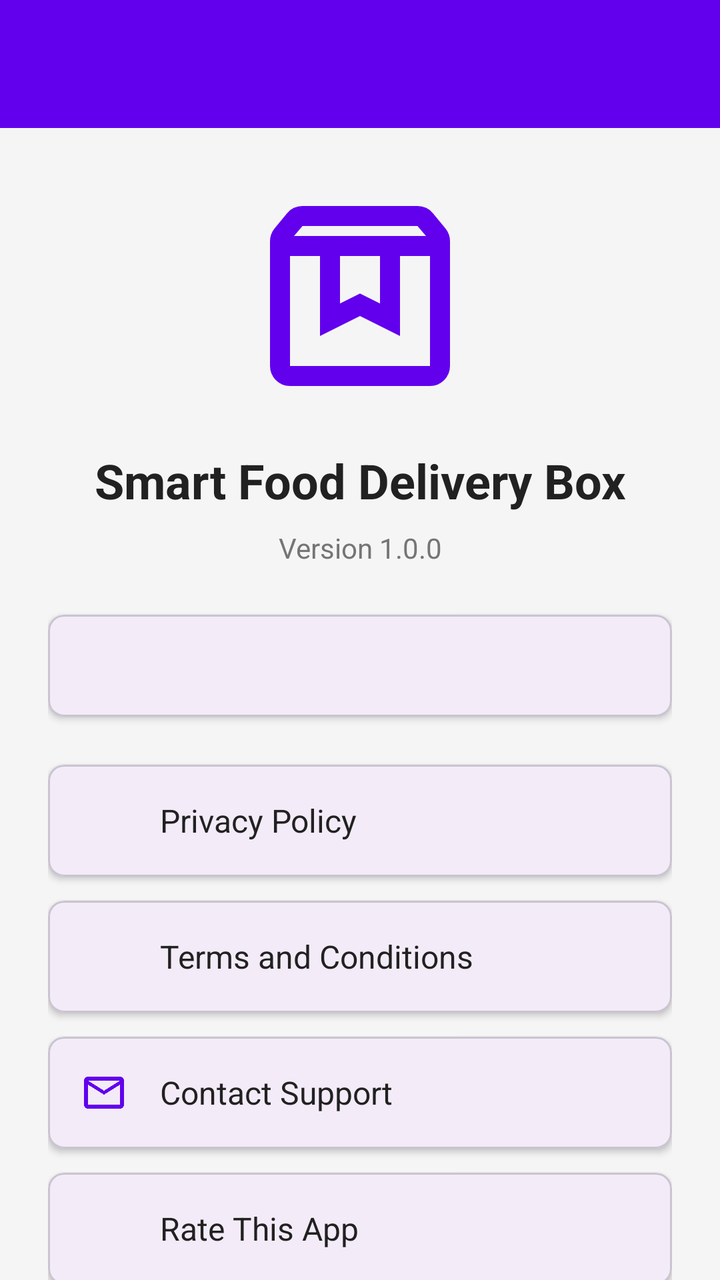
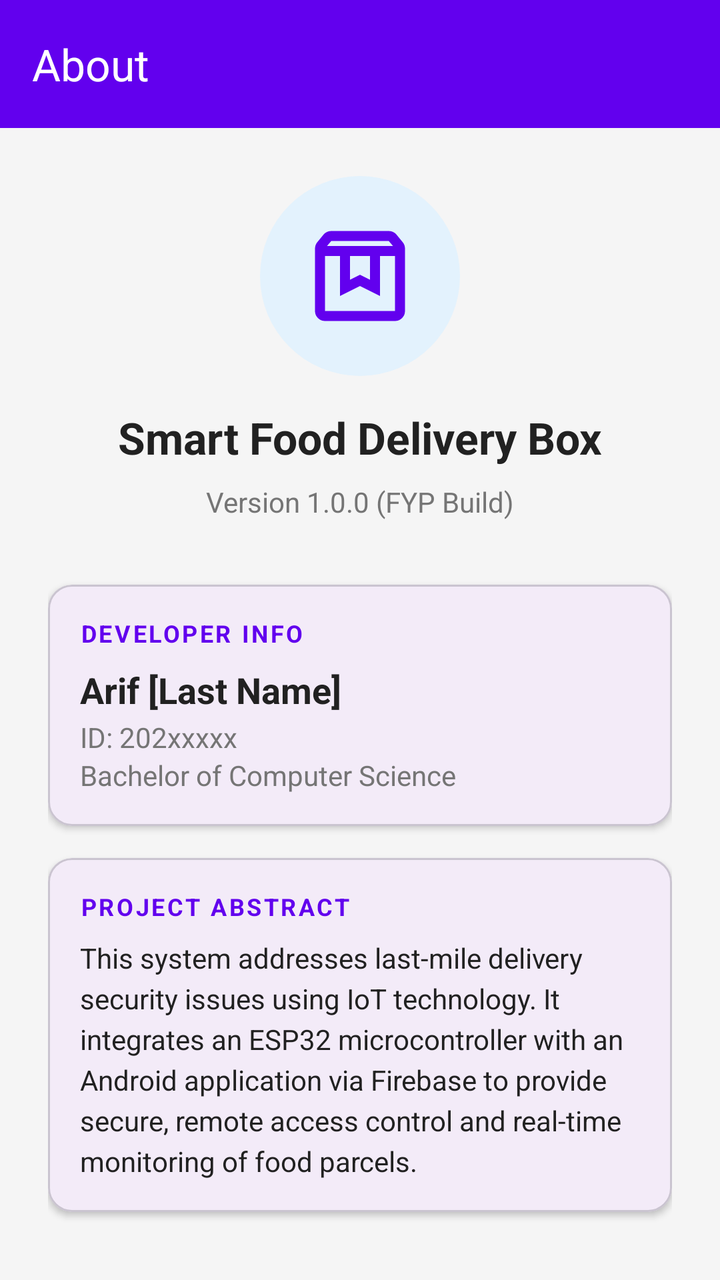

Two renders of the same Android screen: before a commit and after it. Below are the layout's source before the change and the commit's diff.
<!-- AndroidManifest.xml: application theme Theme.SmartFoodDeliveryBox -->
<!-- res/layout/activity_about.xml -->
<?xml version="1.0" encoding="utf-8"?>
<androidx.coordinatorlayout.widget.CoordinatorLayout
    xmlns:android="http://schemas.android.com/apk/res/android"
    xmlns:app="http://schemas.android.com/apk/res-auto"
    android:layout_width="match_parent"
    android:layout_height="match_parent"
    android:background="@color/background">

    <com.google.android.material.appbar.AppBarLayout
        android:layout_width="match_parent"
        android:layout_height="wrap_content">

        <com.google.android.material.appbar.MaterialToolbar
            android:id="@+id/toolbar"
            android:layout_width="match_parent"
            android:layout_height="?attr/actionBarSize"
            android:background="@color/primary"
            android:elevation="4dp"
            app:titleTextColor="@android:color/white"
            app:navigationIconTint="@android:color/white" />

    </com.google.android.material.appbar.AppBarLayout>

    <androidx.core.widget.NestedScrollView
        android:layout_width="match_parent"
        android:layout_height="match_parent"
        app:layout_behavior="@string/appbar_scrolling_view_behavior">

        <LinearLayout
            android:layout_width="match_parent"
            android:layout_height="wrap_content"
            android:orientation="vertical"
            android:padding="24dp">

            
            <ImageView
                android:layout_width="120dp"
                android:layout_height="120dp"
                android:layout_gravity="center_horizontal"
                android:src="@drawable/ic_box"
                android:contentDescription="App Logo"
                app:tint="@color/primary"
                android:layout_marginBottom="16dp" />

            <TextView
                android:layout_width="match_parent"
                android:layout_height="wrap_content"
                android:text="Smart Food Delivery Box"
                android:textSize="24sp"
                android:textStyle="bold"
                android:textColor="@color/text_primary"
                android:gravity="center"
                android:layout_marginBottom="8dp" />

            <TextView
                android:id="@+id/tvVersion"
                android:layout_width="match_parent"
                android:layout_height="wrap_content"
                android:text="Version 1.0.0"
                android:textSize="14sp"
                android:textColor="@color/text_secondary"
                android:gravity="center"
                android:layout_marginBottom="24dp" />

            
            <com.google.android.material.card.MaterialCardView
                android:layout_width="match_parent"
                android:layout_height="wrap_content"
                android:layout_marginBottom="24dp"
                app:cardElevation="2dp"
                app:cardCornerRadius="8dp">

                <TextView
                    android:id="@+id/tvDescription"
                    android:layout_width="match_parent"
                    android:layout_height="wrap_content"
                    android:padding="16dp"
                    android:textSize="14sp"
                    android:textColor="@color/text_primary"
                    android:lineSpacingExtra="4dp" />

            </com.google.android.material.card.MaterialCardView>

            
            <com.google.android.material.card.MaterialCardView
                android:id="@+id/cardPrivacy"
                android:layout_width="match_parent"
                android:layout_height="wrap_content"
                android:layout_marginBottom="12dp"
                android:clickable="true"
                android:focusable="true"
                android:foreground="?attr/selectableItemBackground"
                app:cardElevation="2dp"
                app:cardCornerRadius="8dp">

                <LinearLayout
                    android:layout_width="match_parent"
                    android:layout_height="wrap_content"
                    android:orientation="horizontal"
                    android:padding="16dp"
                    android:gravity="center_vertical">

                    <ImageView
                        android:layout_width="24dp"
                        android:layout_height="24dp"

                        app:tint="@color/primary" />

                    <TextView
                        android:layout_width="0dp"
                        android:layout_height="wrap_content"
                        android:layout_weight="1"
                        android:layout_marginStart="16dp"
                        android:text="Privacy Policy"
                        android:textSize="16sp"
                        android:textColor="@color/text_primary" />

                    <ImageView
                        android:layout_width="20dp"
                        android:layout_height="20dp"

                        app:tint="@color/text_secondary" />

                </LinearLayout>

            </com.google.android.material.card.MaterialCardView>

            
            <com.google.android.material.card.MaterialCardView
                android:id="@+id/cardTerms"
                android:layout_width="match_parent"
                android:layout_height="wrap_content"
                android:layout_marginBottom="12dp"
                android:clickable="true"
                android:focusable="true"
                android:foreground="?attr/selectableItemBackground"
                app:cardElevation="2dp"
                app:cardCornerRadius="8dp">

                <LinearLayout
                    android:layout_width="match_parent"
                    android:layout_height="wrap_content"
                    android:orientation="horizontal"
                    android:padding="16dp"
                    android:gravity="center_vertical">

                    <ImageView
                        android:layout_width="24dp"
                        android:layout_height="24dp"

                        app:tint="@color/primary" />

                    <TextView
                        android:layout_width="0dp"
                        android:layout_height="wrap_content"
                        android:layout_weight="1"
                        android:layout_marginStart="16dp"
                        android:text="Terms and Conditions"
                        android:textSize="16sp"
                        android:textColor="@color/text_primary" />

                    <ImageView
                        android:layout_width="20dp"
                        android:layout_height="20dp"

                        app:tint="@color/text_secondary" />

                </LinearLayout>

            </com.google.android.material.card.MaterialCardView>

            
            <com.google.android.material.card.MaterialCardView
                android:id="@+id/cardContact"
                android:layout_width="match_parent"
                android:layout_height="wrap_content"
                android:layout_marginBottom="12dp"
                android:clickable="true"
                android:focusable="true"
                android:foreground="?attr/selectableItemBackground"
                app:cardElevation="2dp"
                app:cardCornerRadius="8dp">

                <LinearLayout
                    android:layout_width="match_parent"
                    android:layout_height="wrap_content"
                    android:orientation="horizontal"
                    android:padding="16dp"
                    android:gravity="center_vertical">

                    <ImageView
                        android:layout_width="24dp"
                        android:layout_height="24dp"
                        android:src="@drawable/ic_email"
                        app:tint="@color/primary" />

                    <TextView
                        android:layout_width="0dp"
                        android:layout_height="wrap_content"
                        android:layout_weight="1"
                        android:layout_marginStart="16dp"
                        android:text="Contact Support"
                        android:textSize="16sp"
                        android:textColor="@color/text_primary" />

                    <ImageView
                        android:layout_width="20dp"
                        android:layout_height="20dp"

                        app:tint="@color/text_secondary" />

                </LinearLayout>

            </com.google.android.material.card.MaterialCardView>

            
            <com.google.android.material.card.MaterialCardView
                android:id="@+id/cardRate"
                android:layout_width="match_parent"
                android:layout_height="wrap_content"
                android:layout_marginBottom="24dp"
                android:clickable="true"
                android:focusable="true"
                android:foreground="?attr/selectableItemBackground"
                app:cardElevation="2dp"
                app:cardCornerRadius="8dp">

                <LinearLayout
                    android:layout_width="match_parent"
                    android:layout_height="wrap_content"
                    android:orientation="horizontal"
                    android:padding="16dp"
                    android:gravity="center_vertical">

                    <ImageView
                        android:layout_width="24dp"
                        android:layout_height="24dp"

                        app:tint="@color/primary" />

                    <TextView
                        android:layout_width="0dp"
                        android:layout_height="wrap_content"
                        android:layout_weight="1"
                        android:layout_marginStart="16dp"
                        android:text="Rate This App"
                        android:textSize="16sp"
                        android:textColor="@color/text_primary" />

                    <ImageView
                        android:layout_width="20dp"
                        android:layout_height="20dp"

                        app:tint="@color/text_secondary" />

                </LinearLayout>

            </com.google.android.material.card.MaterialCardView>

            
            <TextView
                android:layout_width="match_parent"
                android:layout_height="wrap_content"
                android:text="© 2025 Smart Food Delivery Box\nAll rights reserved"
                android:textSize="12sp"
                android:textColor="@color/text_secondary"
                android:gravity="center"
                android:layout_marginTop="16dp" />

        </LinearLayout>

    </androidx.core.widget.NestedScrollView>

</androidx.coordinatorlayout.widget.CoordinatorLayout>
<!-- resources referenced by this layout -->
<resources>
  <color name="background">#F5F5F5</color>
  <color name="primary">#FF6200EE</color>
  <color name="text_primary">#212121</color>
  <color name="text_secondary">#757575</color>
  <!-- drawable ic_box (drawable) -->
  <vector xmlns:android="http://schemas.android.com/apk/res/android"
      android:width="24dp"
      android:height="24dp"
      android:viewportWidth="960"
      android:viewportHeight="960">
    <path
        android:pathData="M200,320v440h560v-440L640,320v320l-160,-80 -160,80v-320L200,320ZM200,840q-33,0 -56.5,-23.5T120,760v-499q0,-14 4.5,-27t13.5,-24l50,-61q11,-14 27.5,-21.5T250,120h460q18,0 34.5,7.5T772,149l50,61q9,11 13.5,24t4.5,27v499q0,33 -23.5,56.5T760,840L200,840ZM216,240h528l-34,-40L250,200l-34,40ZM400,320v190l80,-40 80,40v-190L400,320ZM200,320h560,-560Z"
        android:fillColor="#e3e3e3"/>
  </vector>
  <!-- drawable ic_email (drawable) -->
  <vector xmlns:android="http://schemas.android.com/apk/res/android"
      android:width="24dp"
      android:height="24dp"
      android:viewportWidth="960"
      android:viewportHeight="960">
    <path
        android:pathData="M160,800q-33,0 -56.5,-23.5T80,720v-480q0,-33 23.5,-56.5T160,160h640q33,0 56.5,23.5T880,240v480q0,33 -23.5,56.5T800,800L160,800ZM480,520L160,320v400h640v-400L480,520ZM480,440 L800,240L160,240l320,200ZM160,320v-80,480 -400Z"
        android:fillColor="#e3e3e3"/>
  </vector>
  <style name="Theme.SmartFoodDeliveryBox" parent="Base.Theme.SmartFoodDeliveryBox" />
  <style name="Base.Theme.SmartFoodDeliveryBox" parent="Theme.Material3.DayNight.NoActionBar">
          
          
      </style>
</resources>

<!-- the commit's change to res/layout/activity_about.xml (unified diff, before → after) -->
@@ -16,6 +16,7 @@
             android:layout_height="?attr/actionBarSize"
             android:background="@color/primary"
             android:elevation="4dp"
+            app:title="About"
             app:titleTextColor="@android:color/white"
             app:navigationIconTint="@android:color/white" />
 
@@ -30,23 +31,27 @@
             android:layout_width="match_parent"
             android:layout_height="wrap_content"
             android:orientation="vertical"
-            android:padding="24dp">
+            android:padding="24dp"
+            android:gravity="center_horizontal">
 
             
             <ImageView
-                android:layout_width="120dp"
-                android:layout_height="120dp"
+                android:layout_width="100dp"
+                android:layout_height="100dp"
                 android:layout_gravity="center_horizontal"
                 android:src="@drawable/ic_box"
                 android:contentDescription="App Logo"
                 app:tint="@color/primary"
+                android:background="@drawable/circle_background"
+                android:backgroundTint="#E3F2FD"
+                android:padding="20dp"
                 android:layout_marginBottom="16dp" />
 
             <TextView
                 android:layout_width="match_parent"
                 android:layout_height="wrap_content"
                 android:text="Smart Food Delivery Box"
-                android:textSize="24sp"
+                android:textSize="22sp"
                 android:textStyle="bold"
                 android:textColor="@color/text_primary"
                 android:gravity="center"
@@ -56,212 +61,101 @@
                 android:id="@+id/tvVersion"
                 android:layout_width="match_parent"
                 android:layout_height="wrap_content"
-                android:text="Version 1.0.0"
+                android:text="Version 1.0.0 (FYP Build)"
                 android:textSize="14sp"
                 android:textColor="@color/text_secondary"
                 android:gravity="center"
-                android:layout_marginBottom="24dp" />
+                android:layout_marginBottom="32dp" />
+
+            
+            <com.google.android.material.card.MaterialCardView
+                android:layout_width="match_parent"
+                android:layout_height="wrap_content"
+                android:layout_marginBottom="16dp"
+                app:cardCornerRadius="12dp"
+                app:cardElevation="2dp">
+
+                <LinearLayout
+                    android:layout_width="match_parent"
+                    android:layout_height="wrap_content"
+                    android:orientation="vertical"
+                    android:padding="16dp">
+
+                    <TextView
+                        android:layout_width="wrap_content"
+                        android:layout_height="wrap_content"
+                        android:text="DEVELOPER INFO"
+                        android:textSize="12sp"
+                        android:textColor="@color/primary"
+                        android:textStyle="bold"
+                        android:letterSpacing="0.1"/>
+
+                    <TextView
+                        android:layout_width="wrap_content"
+                        android:layout_height="wrap_content"
+                        android:text="Arif [Last Name]"
+                        android:textSize="18sp"
+                        android:textStyle="bold"
+                        android:textColor="@color/text_primary"
+                        android:layout_marginTop="8dp"/>
+
+                    <TextView
+                        android:layout_width="wrap_content"
+                        android:layout_height="wrap_content"
+                        android:text="ID: 202xxxxx"
+                        android:textSize="14sp"
+                        android:textColor="@color/text_secondary"
+                        android:layout_marginTop="2dp"/>
+
+                    <TextView
+                        android:layout_width="wrap_content"
+                        android:layout_height="wrap_content"
+                        android:text="Bachelor of Computer Science"
+                        android:textSize="14sp"
+                        android:textColor="@color/text_secondary"/>
+                </LinearLayout>
+            </com.google.android.material.card.MaterialCardView>
 
             
             <com.google.android.material.card.MaterialCardView
                 android:layout_width="match_parent"
                 android:layout_height="wrap_content"
                 android:layout_marginBottom="24dp"
-                app:cardElevation="2dp"
-                app:cardCornerRadius="8dp">
-
-                <TextView
-                    android:id="@+id/tvDescription"
-                    android:layout_width="match_parent"
-                    android:layout_height="wrap_content"
-                    android:padding="16dp"
-                    android:textSize="14sp"
-                    android:textColor="@color/text_primary"
-                    android:lineSpacingExtra="4dp" />
-
-            </com.google.android.material.card.MaterialCardView>
-
-            
-            <com.google.android.material.card.MaterialCardView
-                android:id="@+id/cardPrivacy"
-                android:layout_width="match_parent"
-                android:layout_height="wrap_content"
-                android:layout_marginBottom="12dp"
-                android:clickable="true"
-                android:focusable="true"
-                android:foreground="?attr/selectableItemBackground"
-                app:cardElevation="2dp"
-                app:cardCornerRadius="8dp">
+                app:cardCornerRadius="12dp"
+                app:cardElevation="2dp">
 
                 <LinearLayout
                     android:layout_width="match_parent"
                     android:layout_height="wrap_content"
-                    android:orientation="horizontal"
-                    android:padding="16dp"
-                    android:gravity="center_vertical">
-
-                    <ImageView
-                        android:layout_width="24dp"
-                        android:layout_height="24dp"
-
-                        app:tint="@color/primary" />
+                    android:orientation="vertical"
+                    android:padding="16dp">
 
                     <TextView
-                        android:layout_width="0dp"
+                        android:layout_width="wrap_content"
                         android:layout_height="wrap_content"
-                        android:layout_weight="1"
-                        android:layout_marginStart="16dp"
-                        android:text="Privacy Policy"
-                        android:textSize="16sp"
-                        android:textColor="@color/text_primary" />
-
-                    <ImageView
-                        android:layout_width="20dp"
-                        android:layout_height="20dp"
-
-                        app:tint="@color/text_secondary" />
-
-                </LinearLayout>
-
-            </com.google.android.material.card.MaterialCardView>
-
-            
-            <com.google.android.material.card.MaterialCardView
-                android:id="@+id/cardTerms"
-                android:layout_width="match_parent"
-                android:layout_height="wrap_content"
-                android:layout_marginBottom="12dp"
-                android:clickable="true"
-                android:focusable="true"
-                android:foreground="?attr/selectableItemBackground"
-                app:cardElevation="2dp"
-                app:cardCornerRadius="8dp">
-
-                <LinearLayout
-                    android:layout_width="match_parent"
-                    android:layout_height="wrap_content"
-                    android:orientation="horizontal"
-                    android:padding="16dp"
-                    android:gravity="center_vertical">
-
-                    <ImageView
-                        android:layout_width="24dp"
-                        android:layout_height="24dp"
-
-                        app:tint="@color/primary" />
+                        android:text="PROJECT ABSTRACT"
+                        android:textSize="12sp"
+                        android:textColor="@color/primary"
+                        android:textStyle="bold"
+                        android:letterSpacing="0.1"/>
 
                     <TextView
-                        android:layout_width="0dp"
+                        android:id="@+id/tvDescription"
+                        android:layout_width="match_parent"
                         android:layout_height="wrap_content"
-                        android:layout_weight="1"
-                        android:layout_marginStart="16dp"
-                        android:text="Terms and Conditions"
-                        android:textSize="16sp"
-                        android:textColor="@color/text_primary" />
-
-                    <ImageView
-                        android:layout_width="20dp"
-                        android:layout_height="20dp"
-
-                        app:tint="@color/text_secondary" />
-
+                        android:text="This system addresses last-mile delivery security issues using IoT technology. It integrates an ESP32 microcontroller with an Android application via Firebase to provide secure, remote access control and real-time monitoring of food parcels."
+                        android:textSize="14sp"
+                        android:textColor="@color/text_primary"
+                        android:layout_marginTop="8dp"
+                        android:lineSpacingExtra="4dp" />
                 </LinearLayout>
-
-            </com.google.android.material.card.MaterialCardView>
-
-            
-            <com.google.android.material.card.MaterialCardView
-                android:id="@+id/cardContact"
-                android:layout_width="match_parent"
-                android:layout_height="wrap_content"
-                android:layout_marginBottom="12dp"
-                android:clickable="true"
-                android:focusable="true"
-                android:foreground="?attr/selectableItemBackground"
-                app:cardElevation="2dp"
-                app:cardCornerRadius="8dp">
-
-                <LinearLayout
-                    android:layout_width="match_parent"
-                    android:layout_height="wrap_content"
-                    android:orientation="horizontal"
-                    android:padding="16dp"
-                    android:gravity="center_vertical">
-
-                    <ImageView
-                        android:layout_width="24dp"
-                        android:layout_height="24dp"
-                        android:src="@drawable/ic_email"
-                        app:tint="@color/primary" />
-
-                    <TextView
-                        android:layout_width="0dp"
-                        android:layout_height="wrap_content"
-                        android:layout_weight="1"
-                        android:layout_marginStart="16dp"
-                        android:text="Contact Support"
-                        android:textSize="16sp"
-                        android:textColor="@color/text_primary" />
-
-                    <ImageView
-                        android:layout_width="20dp"
-                        android:layout_height="20dp"
-
-                        app:tint="@color/text_secondary" />
-
-                </LinearLayout>
-
-            </com.google.android.material.card.MaterialCardView>
-
-            
-            <com.google.android.material.card.MaterialCardView
-                android:id="@+id/cardRate"
-                android:layout_width="match_parent"
-                android:layout_height="wrap_content"
-                android:layout_marginBottom="24dp"
-                android:clickable="true"
-                android:focusable="true"
-                android:foreground="?attr/selectableItemBackground"
-                app:cardElevation="2dp"
-                app:cardCornerRadius="8dp">
-
-                <LinearLayout
-                    android:layout_width="match_parent"
-                    android:layout_height="wrap_content"
-                    android:orientation="horizontal"
-                    android:padding="16dp"
-                    android:gravity="center_vertical">
-
-                    <ImageView
-                        android:layout_width="24dp"
-                        android:layout_height="24dp"
-
-                        app:tint="@color/primary" />
-
-                    <TextView
-                        android:layout_width="0dp"
-                        android:layout_height="wrap_content"
-                        android:layout_weight="1"
-                        android:layout_marginStart="16dp"
-                        android:text="Rate This App"
-                        android:textSize="16sp"
-                        android:textColor="@color/text_primary" />
-
-                    <ImageView
-                        android:layout_width="20dp"
-                        android:layout_height="20dp"
-
-                        app:tint="@color/text_secondary" />
-
-                </LinearLayout>
-
             </com.google.android.material.card.MaterialCardView>
 
             
             <TextView
                 android:layout_width="match_parent"
                 android:layout_height="wrap_content"
-                android:text="© 2025 Smart Food Delivery Box\nAll rights reserved"
+                android:text="© 2025 Universiti Teknologi MARA"
                 android:textSize="12sp"
                 android:textColor="@color/text_secondary"
                 android:gravity="center"
<!-- resource entries referenced after the edit -->
@@ -4,6 +4,12 @@
   <color name="primary">#FF6200EE</color>
   <color name="text_primary">#212121</color>
   <color name="text_secondary">#757575</color>
+  <!-- drawable circle_background (drawable) -->
+  <?xml version="1.0" encoding="utf-8"?>
+  <shape xmlns:android="http://schemas.android.com/apk/res/android"
+      android:shape="oval">
+      <solid android:color="#FFFFFF"/>
+  </shape>
   <!-- drawable ic_box (drawable) -->
   <vector xmlns:android="http://schemas.android.com/apk/res/android"
       android:width="24dp"
@@ -14,16 +20,6 @@
         android:pathData="M200,320v440h560v-440L640,320v320l-160,-80 -160,80v-320L200,320ZM200,840q-33,0 -56.5,-23.5T120,760v-499q0,-14 4.5,-27t13.5,-24l50,-61q11,-14 27.5,-21.5T250,120h460q18,0 34.5,7.5T772,149l50,61q9,11 13.5,24t4.5,27v499q0,33 -23.5,56.5T760,840L200,840ZM216,240h528l-34,-40L250,200l-34,40ZM400,320v190l80,-40 80,40v-190L400,320ZM200,320h560,-560Z"
         android:fillColor="#e3e3e3"/>
   </vector>
-  <!-- drawable ic_email (drawable) -->
-  <vector xmlns:android="http://schemas.android.com/apk/res/android"
-      android:width="24dp"
-      android:height="24dp"
-      android:viewportWidth="960"
-      android:viewportHeight="960">
-    <path
-        android:pathData="M160,800q-33,0 -56.5,-23.5T80,720v-480q0,-33 23.5,-56.5T160,160h640q33,0 56.5,23.5T880,240v480q0,33 -23.5,56.5T800,800L160,800ZM480,520L160,320v400h640v-400L480,520ZM480,440 L800,240L160,240l320,200ZM160,320v-80,480 -400Z"
-        android:fillColor="#e3e3e3"/>
-  </vector>
   <style name="Theme.SmartFoodDeliveryBox" parent="Base.Theme.SmartFoodDeliveryBox" />
   <style name="Base.Theme.SmartFoodDeliveryBox" parent="Theme.Material3.DayNight.NoActionBar">
           
